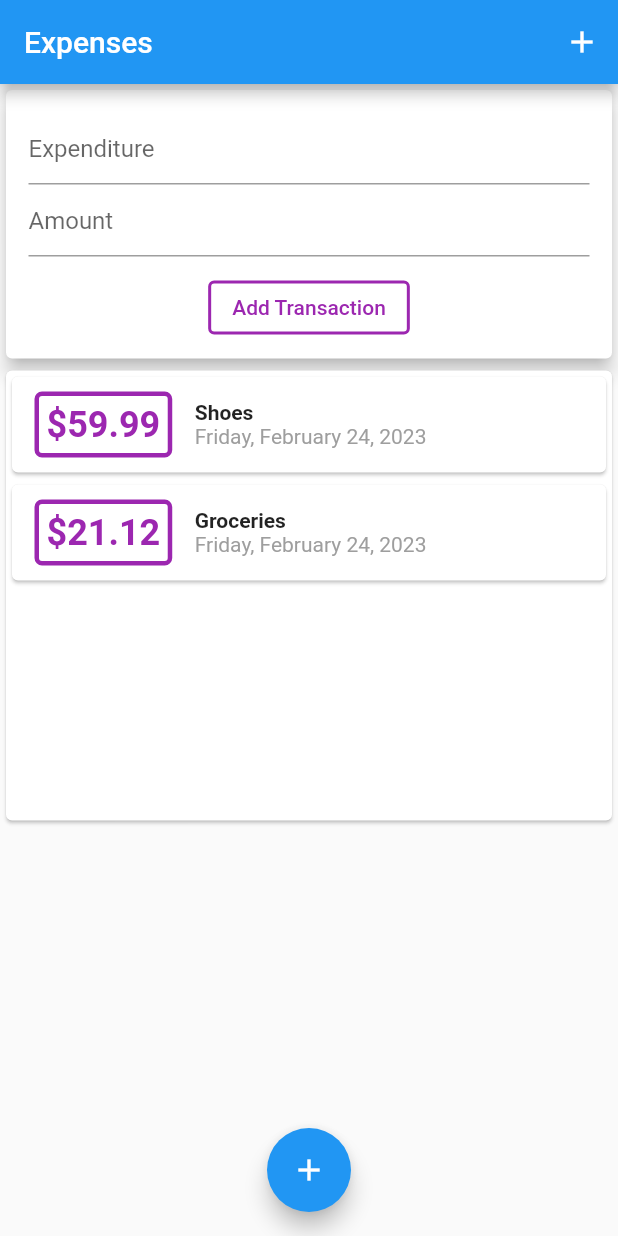
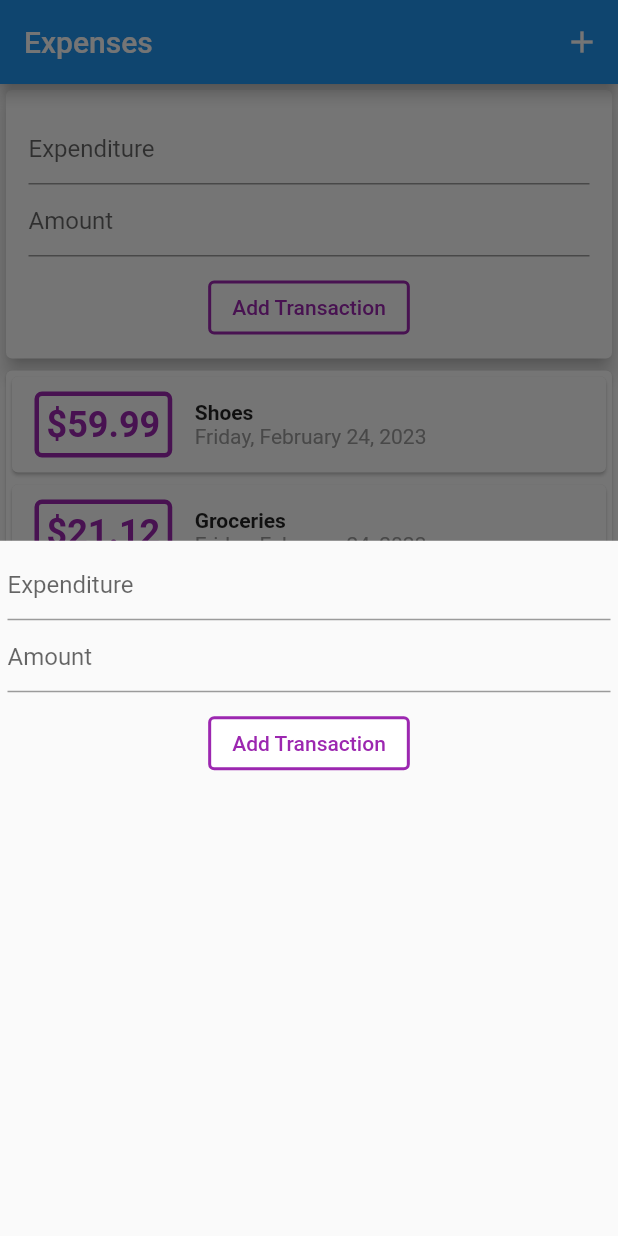
Before and after one commit to marcellus-saputra/udemy_expenses_app, a Flutter app: the screen it shows after launch, after a tap on the "add" icon, on a phone screen of 412 x 824 dp. Run offline on Flutter 3.47's test engine with Material 2 defaults, Android fonts, the phone set to English and light mode, and no system bars.

Commit message:
Refactored main_transaction away, added modal menu

```diff
--- a/lib/main.dart
+++ b/lib/main.dart
@@ -1,13 +1,59 @@
 import 'package:flutter/material.dart';
+import 'package:udemy_expenses_app/inputfield.dart';
 
-import 'main_transaction.dart';
+import 'transactionlist.dart';
+import 'transaction.dart';
 
 void main() {
   runApp(const MyApp());
 }
 
-class MyApp extends StatelessWidget {
+class MyApp extends StatefulWidget {
   const MyApp();
+
+  @override
+  State<MyApp> createState() => _MyAppState();
+}
+
+class _MyAppState extends State<MyApp> {
+  final List<Transaction> transactions = [
+    Transaction(
+      id: 't1',
+      title: 'Shoes',
+      amount: 59.99,
+      date: DateTime.now(),
+    ),
+    Transaction(
+      id: 't2',
+      title: 'Groceries',
+      amount: 21.12,
+      date: DateTime.now(),
+    ),
+  ];
+
+  void addTransaction(String title, double amount) {
+    final newTx = Transaction(
+        id: DateTime.now().toString(),
+        title: title,
+        amount: amount,
+        date: DateTime.now());
+
+    setState(() {
+      transactions.add(newTx);
+    });
+  }
+
+  void startAddTransaction(BuildContext ctx) {
+    showModalBottomSheet(
+        context: ctx,
+        builder: (_) {
+          return GestureDetector(
+            onTap: () {},
+            child: InputField(addTransaction),
+            behavior: HitTestBehavior.opaque,
+          );
+        });
+  }
 
   @override
   Widget build(BuildContext context) {
@@ -16,17 +62,37 @@ class MyApp extends StatelessWidget {
       home: Scaffold(
         appBar: AppBar(
           actions: [
-            IconButton(
-              onPressed: () {},
-              icon: Icon(Icons.add),
+            Builder(
+              builder: (context) => IconButton(
+                onPressed: () => startAddTransaction(context),
+                icon: Icon(Icons.add),
+              ),
             )
           ],
           title: Text('Expenses'),
         ),
-        body: MainTransaction(),
-        floatingActionButton: FloatingActionButton(
-          onPressed: () {},
-          child: Icon(Icons.add),
+        body: SingleChildScrollView(
+          child: Column(
+            crossAxisAlignment: CrossAxisAlignment.stretch,
+            children: [
+              Card(
+                elevation: 5,
+                child: Container(
+                  padding: const EdgeInsets.all(10),
+                  child: InputField(addTransaction),
+                ),
+              ),
+              Card(
+                child: TransactionList(transactions),
+              ),
+            ],
+          ),
+        ),
+        floatingActionButton: Builder(
+          builder: (context) => FloatingActionButton(
+            onPressed: () => startAddTransaction(context),
+            child: Icon(Icons.add),
+          ),
         ),
         floatingActionButtonLocation: FloatingActionButtonLocation.centerFloat,
       ),
--- a/lib/main_transaction.dart
+++ /dev/null
@@ -1,62 +0,0 @@
-import 'package:flutter/material.dart';
-
-import 'transactionlist.dart';
-import 'inputfield.dart';
-import 'transaction.dart';
-
-class MainTransaction extends StatefulWidget {
-  const MainTransaction({super.key});
-
-  @override
-  State<MainTransaction> createState() => _MainTransactionState();
-}
-
-class _MainTransactionState extends State<MainTransaction> {
-  final List<Transaction> transactions = [
-    Transaction(
-      id: 't1',
-      title: 'Shoes',
-      amount: 59.99,
-      date: DateTime.now(),
-    ),
-    Transaction(
-      id: 't2',
-      title: 'Groceries',
-      amount: 21.12,
-      date: DateTime.now(),
-    ),
-  ];
-
-  void addTransaction(String title, double amount) {
-    final newTx = Transaction(
-        id: DateTime.now().toString(),
-        title: title,
-        amount: amount,
-        date: DateTime.now());
-
-    setState(() {
-      transactions.add(newTx);
-    });
-  }
-
-  @override
-  Widget build(BuildContext context) {
-    return SingleChildScrollView(
-      child: Column(
-        crossAxisAlignment: CrossAxisAlignment.stretch,
-        children: [
-          Card(
-            elevation: 5,
-            child: Container(
-              padding: const EdgeInsets.all(10),
-              child: InputField(addTransaction),
-            ),
-          ),
-          Card(
-            child: TransactionList(transactions),
-          ),
-        ],
-      ),
-    );
-  }
-}
```
